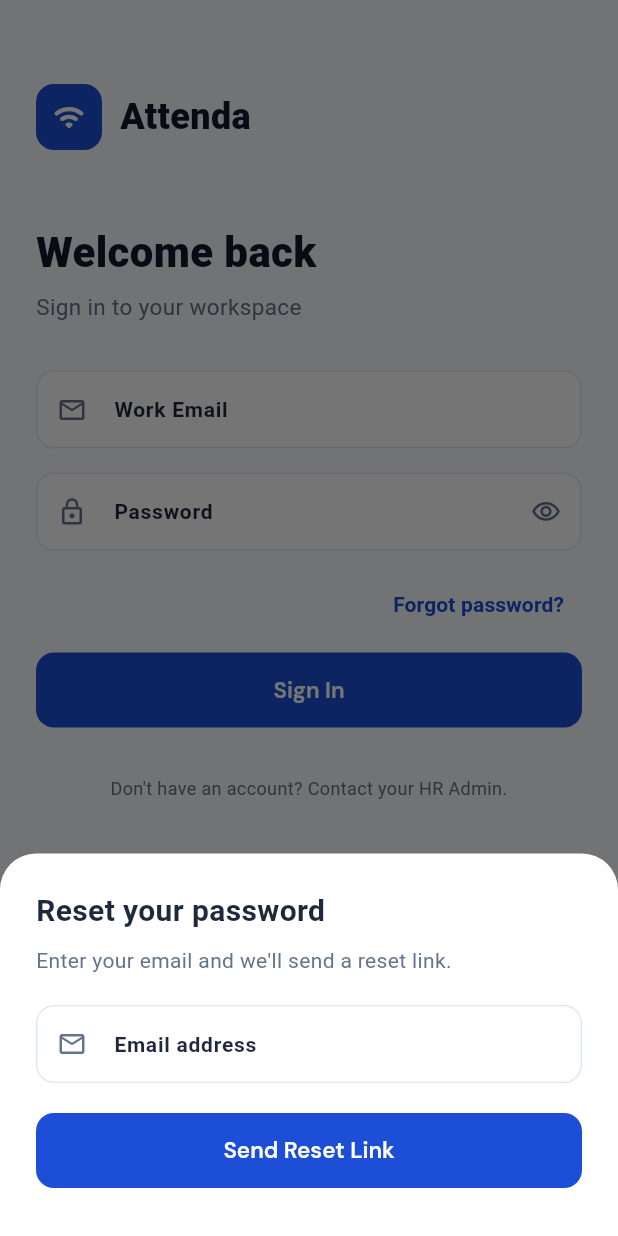
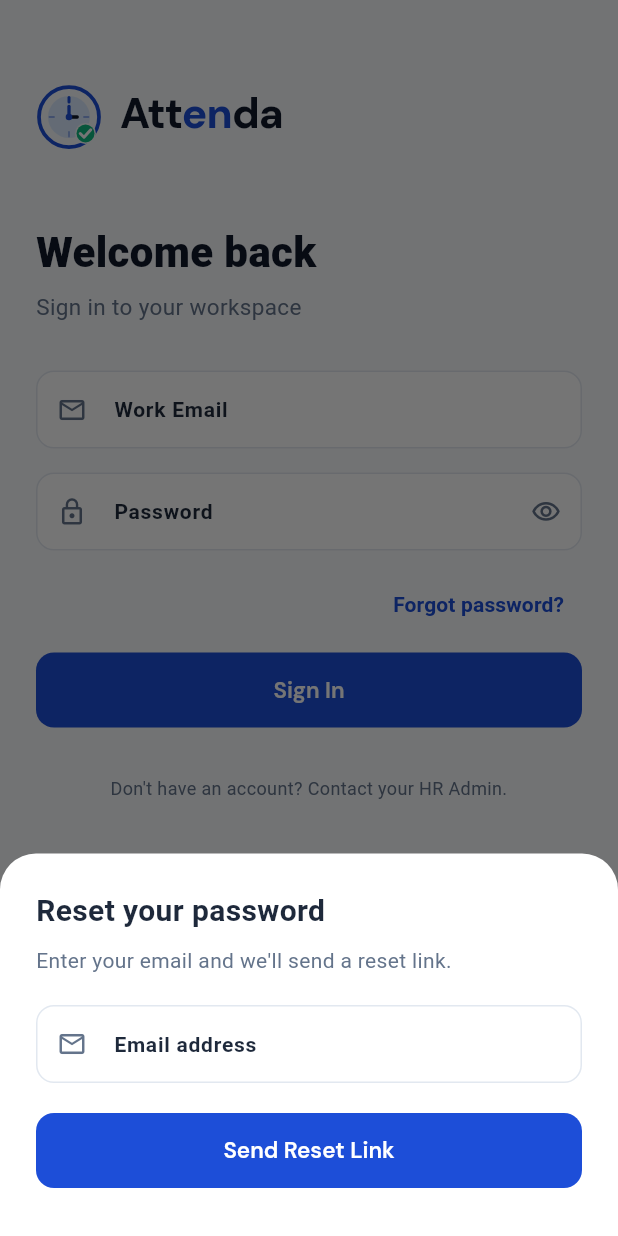
Before and after one commit to BilalkhanIO/Attenda-mobile, a Flutter app: the screen it shows after launch, after a tap on "Forgot password?", on a phone screen of 412 x 824 dp. Run offline on Flutter 3.47's test engine with Material 3 defaults, Android fonts, the phone set to English and light mode, and no system bars; our stand-ins replace connectivity_plus, dio, flutter_secure_storage, go_router, google_fonts, hive_flutter and 3 more; missing offline and left inert: mobile_scanner, network_info_plus, workmanager; accounts and stored records are empty; statements that could not run were skipped.

Commit message:
feat: replace WiFi placeholder with Attenda brand logo
- New AttendaLogoWidget using CustomPainter: clock face + green checkmark
  badge, exact SVG spec from brand guidelines
- Supports dark/light variants; DMSans wordmark with blue 'en' highlight
- Login screen and splash screen now use AttendaLogo instead of Icons.wifi_rounded

https://claude.ai/code/session_01QbCgc21SH3VVCLbK7B7cVs

```diff
--- a/lib/main.dart
+++ b/lib/main.dart
@@ -5,6 +5,7 @@ import 'services/auth_provider.dart';
 import 'services/wifi_service.dart';
 import 'router.dart';
 import 'utils/theme.dart';
+import 'widgets/attenda_logo.dart';
 
 void main() async {
   WidgetsFlutterBinding.ensureInitialized();
@@ -43,13 +44,9 @@ class _AttendaAppState extends State<AttendaApp> {
             child: Column(
               mainAxisAlignment: MainAxisAlignment.center,
               children: [
-                Row(mainAxisAlignment: MainAxisAlignment.center, children: [
-                  Icon(Icons.wifi_rounded, color: Colors.white, size: 32),
-                  SizedBox(width: 12),
-                  Text('Attenda', style: TextStyle(fontSize: 28, fontWeight: FontWeight.w800, color: Colors.white)),
-                ]),
-                SizedBox(height: 32),
-                CircularProgressIndicator(color: AppColors.primary600),
+                const AttendaLogo(iconSize: 52, variant: AttendaLogoVariant.dark),
+                const SizedBox(height: 32),
+                const CircularProgressIndicator(color: AppColors.primary600),
               ],
             ),
           ),
--- a/lib/screens/auth/login_screen.dart
+++ b/lib/screens/auth/login_screen.dart
@@ -5,6 +5,7 @@ import '../../services/auth_provider.dart';
 import '../../services/api_service.dart';
 import '../../utils/theme.dart';
 import '../../widgets/common.dart';
+import '../../widgets/attenda_logo.dart';
 
 class LoginScreen extends StatefulWidget {
   const LoginScreen({super.key});
@@ -60,15 +61,10 @@ class _LoginScreenState extends State<LoginScreen> {
               const SizedBox(height: 32),
 
               // Logo
-              Row(children: [
-                Container(
-                  width: 44, height: 44,
-                  decoration: BoxDecoration(color: AppColors.primary600, borderRadius: BorderRadius.circular(12)),
-                  child: const Icon(Icons.wifi_rounded, color: Colors.white, size: 22),
-                ),
-                const SizedBox(width: 12),
-                const Text('Attenda', style: TextStyle(fontSize: 24, fontWeight: FontWeight.w800, color: AppColors.dark950)),
-              ]),
+              const AttendaLogo(
+                iconSize: 44,
+                variant: AttendaLogoVariant.light,
+              ),
 
               const SizedBox(height: 48),
               const Text('Welcome back', style: TextStyle(fontSize: 28, fontWeight: FontWeight.w800, color: AppColors.dark950)),
--- /dev/null
+++ b/lib/widgets/attenda_logo.dart
@@ -0,0 +1,198 @@
+import 'dart:math' as math;
+import 'package:flutter/material.dart';
+
+enum AttendaLogoVariant { dark, light }
+
+/// Attenda brand logo: clock-face icon + "Attenda" wordmark.
+///
+/// Use [AttendaLogoVariant.dark] for dark/navy backgrounds (white wordmark).
+/// Use [AttendaLogoVariant.light] for light/white backgrounds (dark wordmark).
+class AttendaLogo extends StatelessWidget {
+  final double iconSize;
+  final bool showWordmark;
+  final AttendaLogoVariant variant;
+
+  const AttendaLogo({
+    super.key,
+    this.iconSize = 44,
+    this.showWordmark = true,
+    this.variant = AttendaLogoVariant.dark,
+  });
+
+  @override
+  Widget build(BuildContext context) {
+    return Row(
+      mainAxisSize: MainAxisSize.min,
+      crossAxisAlignment: CrossAxisAlignment.center,
+      children: [
+        CustomPaint(
+          size: Size(iconSize, iconSize),
+          painter: _AttendaIconPainter(variant: variant),
+        ),
+        if (showWordmark) ...[
+          SizedBox(width: iconSize * 0.28),
+          _AttendaWordmark(size: iconSize * 0.64, variant: variant),
+        ],
+      ],
+    );
+  }
+}
+
+class _AttendaWordmark extends StatelessWidget {
+  final double size;
+  final AttendaLogoVariant variant;
+
+  const _AttendaWordmark({required this.size, required this.variant});
+
+  @override
+  Widget build(BuildContext context) {
+    final baseColor = variant == AttendaLogoVariant.dark
+        ? const Color(0xFFF1F5F9)
+        : const Color(0xFF0F172A);
+    final accentColor = variant == AttendaLogoVariant.dark
+        ? const Color(0xFF3B82F6)
+        : const Color(0xFF1D4ED8);
+
+    final style = TextStyle(
+      fontFamily: 'DMSans',
+      fontWeight: FontWeight.w800,
+      fontSize: size,
+      letterSpacing: -0.02 * size,
+      height: 1,
+    );
+
+    return RichText(
+      text: TextSpan(
+        children: [
+          TextSpan(text: 'Att', style: style.copyWith(color: baseColor)),
+          TextSpan(text: 'en', style: style.copyWith(color: accentColor)),
+          TextSpan(text: 'da', style: style.copyWith(color: baseColor)),
+        ],
+      ),
+    );
+  }
+}
+
+class _AttendaIconPainter extends CustomPainter {
+  final AttendaLogoVariant variant;
+
+  const _AttendaIconPainter({required this.variant});
+
+  @override
+  void paint(Canvas canvas, Size size) {
+    final s = size.width;
+    // Scale factor: original viewBox is 44x44
+    final scale = s / 44.0;
+    canvas.scale(scale, scale);
+
+    final isDark = variant == AttendaLogoVariant.dark;
+
+    // ── Outer ring ──────────────────────────────────────────
+    canvas.drawCircle(
+      const Offset(22, 22),
+      20,
+      Paint()
+        ..color = isDark ? const Color(0xFF1D4ED8) : const Color(0xFF1D4ED8)
+        ..style = PaintingStyle.stroke
+        ..strokeWidth = 2.5,
+    );
+
+    // ── Inner fill ──────────────────────────────────────────
+    canvas.drawCircle(
+      const Offset(22, 22),
+      14,
+      Paint()
+        ..color = isDark
+            ? const Color(0xFF1D4ED8).withOpacity(0.15)
+            : const Color(0xFFDBEAFE),
+    );
+
+    // ── Clock ticks ─────────────────────────────────────────
+    final tickColor = isDark ? const Color(0xFF3B82F6) : const Color(0xFF1D4ED8);
+
+    // Top tick (prominent)
+    _drawLine(canvas, const Offset(22, 9), const Offset(22, 12), tickColor, 2.0);
+    // Bottom tick
+    _drawLine(canvas, const Offset(22, 32), const Offset(22, 35), tickColor, 1.2, opacity: 0.4);
+    // Left tick
+    _drawLine(canvas, const Offset(9, 22), const Offset(12, 22), tickColor, 1.2, opacity: 0.4);
+    // Right tick
+    _drawLine(canvas, const Offset(32, 22), const Offset(35, 22), tickColor, 1.2, opacity: 0.4);
+
+    // ── Hour hand ────────────────────────────────────────────
+    _drawLine(
+      canvas,
+      const Offset(22, 22),
+      const Offset(22, 15),
+      isDark ? const Color(0xFF60A5FA) : const Color(0xFF1D4ED8),
+      2.2,
+    );
+
+    // ── Minute hand ──────────────────────────────────────────
+    _drawLine(
+      canvas,
+      const Offset(22, 22),
+      const Offset(27.5, 22),
+      isDark ? const Color(0xFFF1F5F9) : const Color(0xFF0F172A),
+      2.2,
+    );
+
+    // ── Center dot ───────────────────────────────────────────
+    canvas.drawCircle(
+      const Offset(22, 22),
+      2.2,
+      Paint()..color = isDark ? const Color(0xFF3B82F6) : const Color(0xFF1D4ED8),
+    );
+
+    // ── Badge background (dark halo) ─────────────────────────
+    canvas.drawCircle(
+      const Offset(33, 33),
+      7,
+      Paint()..color = isDark ? const Color(0xFF0F172A) : const Color(0xFFF8FAFC),
+    );
+
+    // ── Green badge fill ─────────────────────────────────────
+    canvas.drawCircle(
+      const Offset(33, 33),
+      6,
+      Paint()..color = const Color(0xFF10B981),
+    );
+
+    // ── White checkmark ──────────────────────────────────────
+    final checkPath = Path()
+      ..moveTo(29.5, 33)
+      ..lineTo(32, 35.5)
+      ..lineTo(36.5, 30.5);
+
+    canvas.drawPath(
+      checkPath,
+      Paint()
+        ..color = Colors.white
+        ..style = PaintingStyle.stroke
+        ..strokeWidth = 2.0
+        ..strokeCap = StrokeCap.round
+        ..strokeJoin = StrokeJoin.round,
+    );
+  }
+
+  void _drawLine(
+    Canvas canvas,
+    Offset p1,
+    Offset p2,
+    Color color,
+    double width, {
+    double opacity = 1.0,
+  }) {
+    canvas.drawLine(
+      p1,
+      p2,
+      Paint()
+        ..color = color.withOpacity(opacity)
+        ..strokeWidth = width
+        ..strokeCap = StrokeCap.round,
+    );
+  }
+
+  @override
+  bool shouldRepaint(_AttendaIconPainter old) => old.variant != variant;
+}
```
